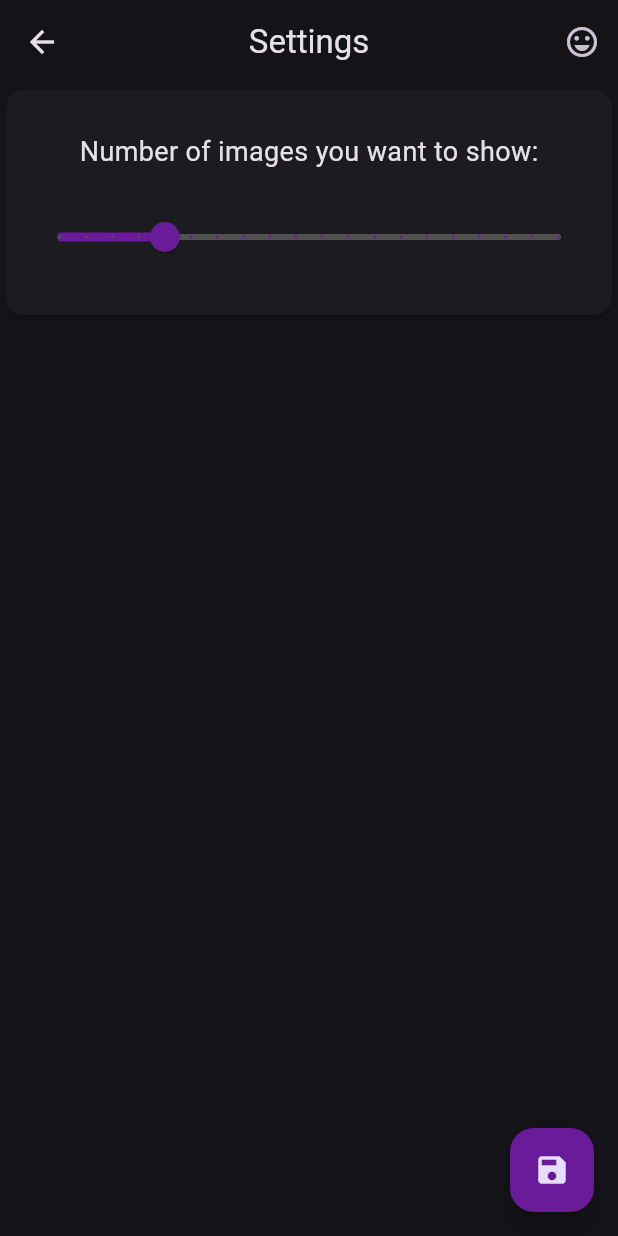
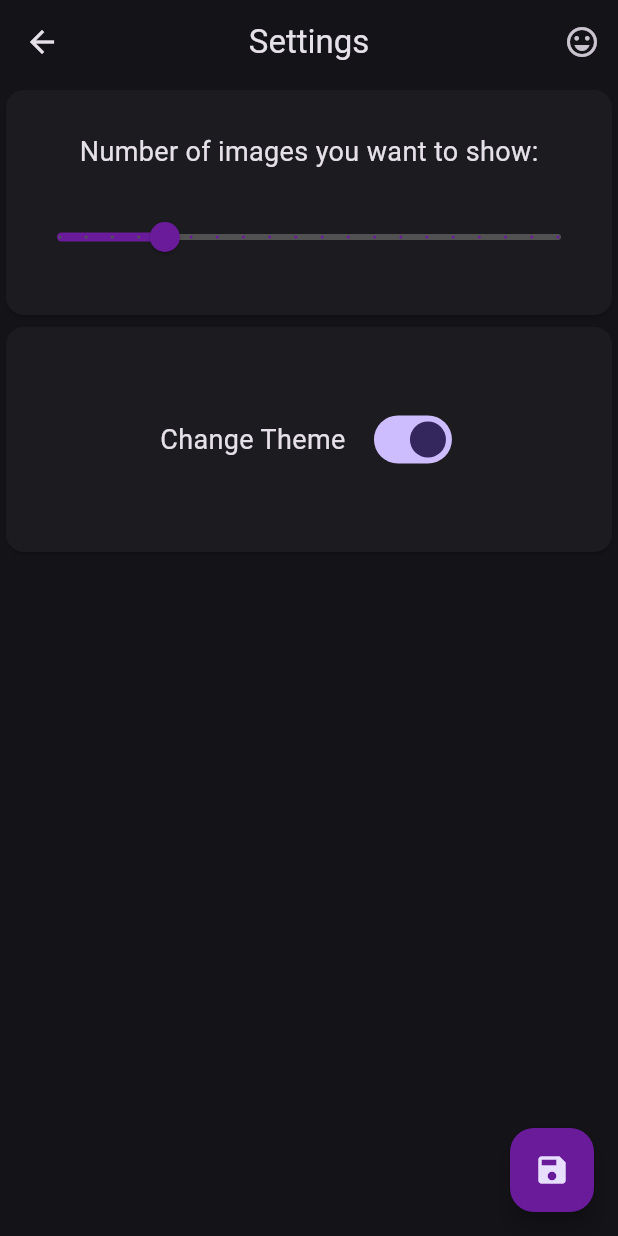
Before and after one commit to ed-morais/Astronomy-Picture-of-the-Day-App, a Flutter app: the screen it shows after launch, after a tap on the "settings" icon, on a phone screen of 412 x 824 dp. Run offline on Flutter 3.47's test engine with Material 2 defaults, Android fonts, the phone set to English and light mode, and no system bars; our stand-ins replace flutter_rating_bar, google_fonts, readmore; network calls fail.

Commit message:
add switch theme

```diff
--- a/lib/app/astronomy_picture_app.dart
+++ b/lib/app/astronomy_picture_app.dart
@@ -23,13 +23,22 @@ class AstronomyPictureApp extends StatelessWidget {
           create: (_) => RatingAppProvider(),
         )
       ],
-      child: MaterialApp(
+      child: Consumer<RatingAppProvider>(
+          builder: (context, RatingAppProvider ratingAppProvider, child) {
+        return MaterialApp(
           debugShowCheckedModeBanner: false,
-        theme: ThemeData(
+          theme: ratingAppProvider.isDark
+              ? ThemeData(
                   colorSchemeSeed: Colors.deepPurpleAccent,
                   useMaterial3: true,
                   // cardColor: Colors.deepPurple.shade100
                   brightness: Brightness.dark,
+                )
+              : ThemeData(
+                  colorSchemeSeed: Colors.deepPurpleAccent,
+                  useMaterial3: true,
+                  // cardColor: Colors.deepPurple.shade100
+                  brightness: Brightness.light,
                 ),
           title: 'AstronomyPictureApp',
           initialRoute: RoutesApp.home,
@@ -42,7 +51,8 @@ class AstronomyPictureApp extends StatelessWidget {
             },
             RoutesApp.settings: (context) => const SettingsPage(),
           },
-      ),
+        );
+      }),
     );
   }
 }
--- a/lib/pages/settings_page.dart
+++ b/lib/pages/settings_page.dart
@@ -1,5 +1,6 @@
 import 'package:flutter/material.dart';
 import 'package:provider/provider.dart';
+import '../providers/rating_app_provider.dart';
 import '../widgets/rate_modal.dart';
 
 import '../providers/image_data_provider.dart';
@@ -13,18 +14,22 @@ class SettingsPage extends StatefulWidget {
 
 class _SettingsPageState extends State<SettingsPage> {
   late int sliderValue;
-
+  late bool switchValue;
   @override
   void initState() {
     super.initState();
     final providerImage =
         Provider.of<ImageDataProvider>(context, listen: false);
     sliderValue = providerImage.getQuantityImages;
+
+    final rateProvider = Provider.of<RatingAppProvider>(context, listen: false);
+    switchValue = rateProvider.isDark;
   }
 
   @override
   Widget build(BuildContext context) {
     Provider.of<ImageDataProvider>(context, listen: true);
+    Provider.of<RatingAppProvider>(context, listen: true);
     return Scaffold(
       appBar: AppBar(
         centerTitle: true,
@@ -93,14 +98,54 @@ class _SettingsPageState extends State<SettingsPage> {
               ),
             ),
           ),
+          Card(
+            child: Padding(
+              padding: const EdgeInsets.all(10.0),
+              child: SizedBox(
+                height: 130,
+                child: Column(
+                  mainAxisAlignment: MainAxisAlignment.center,
+                  crossAxisAlignment: CrossAxisAlignment.stretch,
+                  children: [
+                    Row(
+                      mainAxisAlignment: MainAxisAlignment.center,
+                      children: [
+                        const Text(
+                          'Change Theme',
+                          style: TextStyle(fontSize: 18.0),
+                        ),
+                        const SizedBox(
+                          width: 15.0,
+                          height: 20.0,
+                        ),
+                        Switch(
+                          value: switchValue,
+                          onChanged: (bool value) {
+                            setState(() {
+                              switchValue = value;
+                            });
+                          },
+                        ),
+                      ],
+                    )
+                  ],
+                ),
+              ),
+            ),
+          ),
         ],
       ),
       floatingActionButton: FloatingActionButton(
         backgroundColor: Colors.purple.shade800,
         onPressed: () {
+          final rateProvider =
+              Provider.of<RatingAppProvider>(context, listen: false);
+          rateProvider.changeTheme(switchValue);
+
           final providerImage =
               Provider.of<ImageDataProvider>(context, listen: false);
           providerImage.quantityImages = sliderValue;
+
           providerImage.clearList();
           providerImage.fetchImages();
           Navigator.of(context).pop();
--- a/lib/providers/rating_app_provider.dart
+++ b/lib/providers/rating_app_provider.dart
@@ -2,11 +2,18 @@ import 'package:flutter/material.dart';
 
 class RatingAppProvider with ChangeNotifier {
   double _rate = 0.0;
+  bool _isDark = true;
 
   double get rate => _rate;
+  bool get isDark => _isDark;
 
   void changeRate(double newRate) {
     _rate = newRate;
     notifyListeners();
   }
+
+  void changeTheme(value) {
+    _isDark = value;
+    notifyListeners();
+  }
 }
```
Lines whose indentation alone changed are shown as unchanged.
